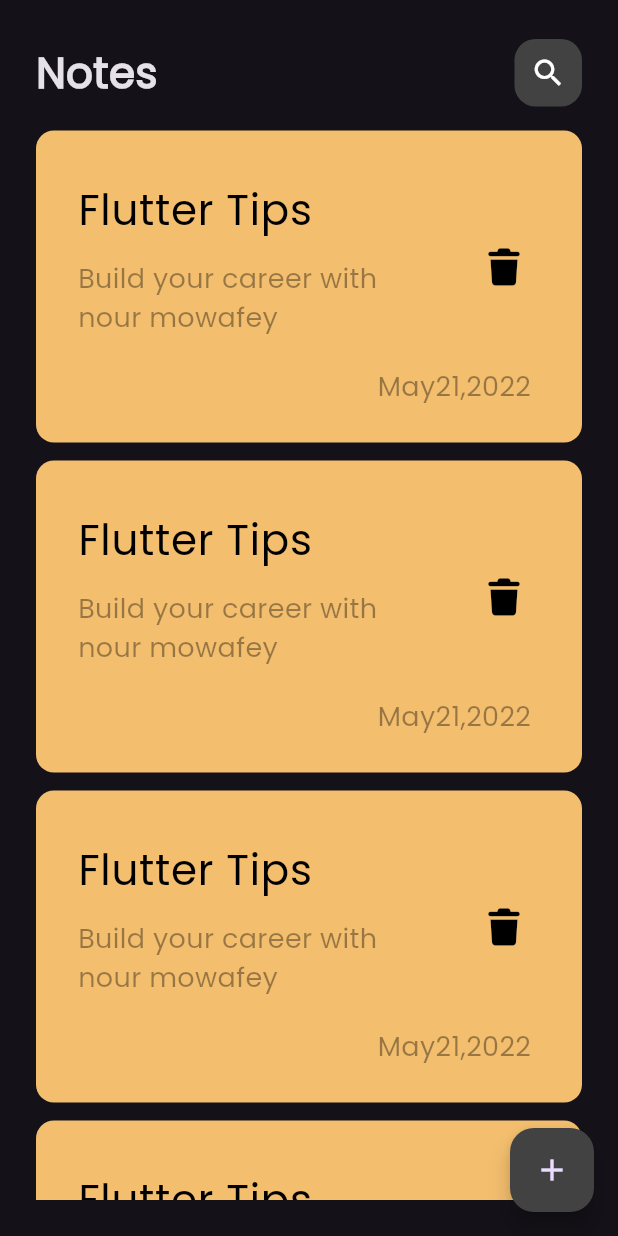
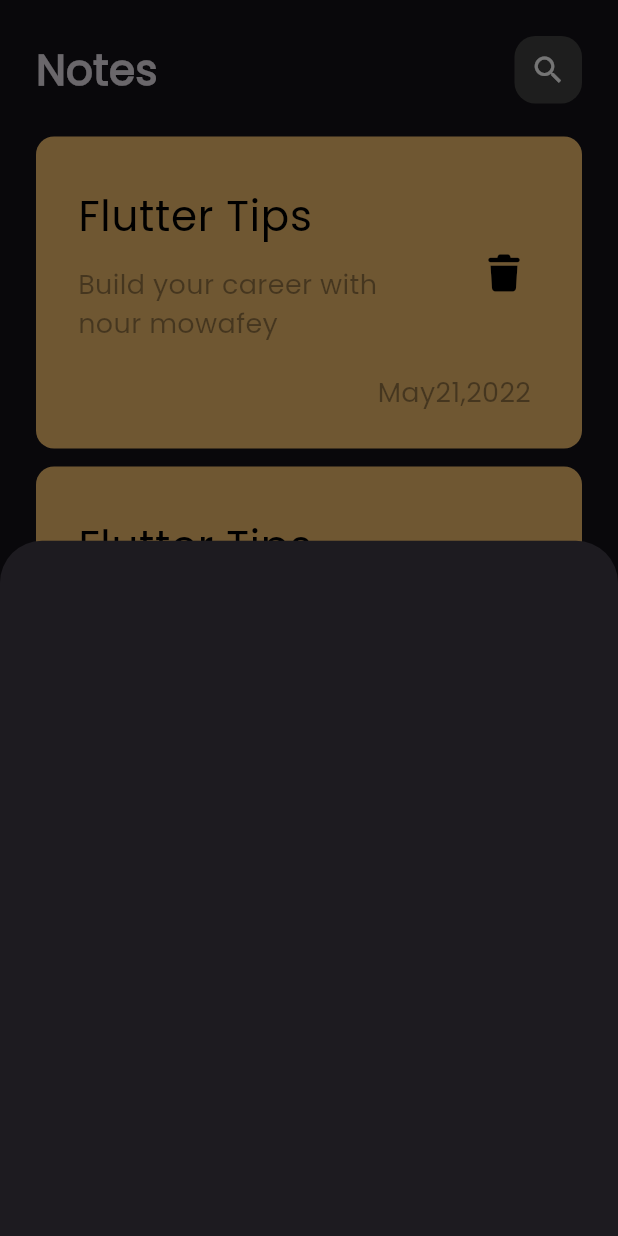
Before and after one commit to NOUR-MOWAFEY/notes_app, a Flutter app: the screen it shows after launch, after a tap on the "add" icon, on a phone screen of 412 x 824 dp. Run offline on Flutter 3.47's test engine with Material 3 defaults, Android fonts, the phone set to English and light mode, and no system bars; our stand-ins replace font_awesome_flutter.

Commit message:
add modal bottom sheet

```diff
--- a/lib/views/notes_view.dart
+++ b/lib/views/notes_view.dart
@@ -1,4 +1,5 @@
 import 'package:flutter/material.dart';
+import 'package:notes_app/widgets/add_note_bottom_sheet.dart';
 import 'package:notes_app/widgets/notes_view_body.dart';
 
 class NotesView extends StatelessWidget {
@@ -9,7 +10,14 @@ class NotesView extends StatelessWidget {
     return SafeArea(
       child: Scaffold(
         floatingActionButton: FloatingActionButton(
-          onPressed: () {},
+          onPressed: () {
+            showModalBottomSheet(
+              context: context,
+              builder: (context) {
+                return AddNoteBottomSheet();
+              },
+            );
+          },
           backgroundColor: const Color(0xFF424242),
           child: Icon(Icons.add),
         ),
--- /dev/null
+++ b/lib/widgets/add_note_bottom_sheet.dart
@@ -0,0 +1,10 @@
+import 'package:flutter/material.dart';
+
+class AddNoteBottomSheet extends StatelessWidget {
+  const AddNoteBottomSheet({super.key});
+
+  @override
+  Widget build(BuildContext context) {
+    return Container();
+  }
+}
--- a/lib/widgets/custom_app_bar.dart
+++ b/lib/widgets/custom_app_bar.dart
@@ -6,9 +6,7 @@ class CustomAppBar extends StatelessWidget {
 
   @override
   Widget build(BuildContext context) {
-    return Padding(
-      padding: const EdgeInsets.only(bottom: 10, top: 2),
-      child: Row(
+    return Row(
       children: [
         Text(
           'Notes',
@@ -17,7 +15,6 @@ class CustomAppBar extends StatelessWidget {
         Spacer(),
         CustomSearchIcon(),
       ],
-      ),
     );
   }
 }
--- a/lib/widgets/notes_list_view.dart
+++ b/lib/widgets/notes_list_view.dart
@@ -6,7 +6,10 @@ class NotesListView extends StatelessWidget {
 
   @override
   Widget build(BuildContext context) {
-    return ListView.builder(
+    return Padding(
+      padding: const EdgeInsets.symmetric(vertical: 16),
+      child: ListView.builder(
+        padding: EdgeInsets.zero,
         itemCount: 10,
         itemBuilder: (context, index) {
           return const Padding(
@@ -14,6 +17,7 @@ class NotesListView extends StatelessWidget {
             child: NoteItem(),
           );
         },
+      ),
     );
   }
 }
```
Lines whose indentation alone changed are shown as unchanged.
